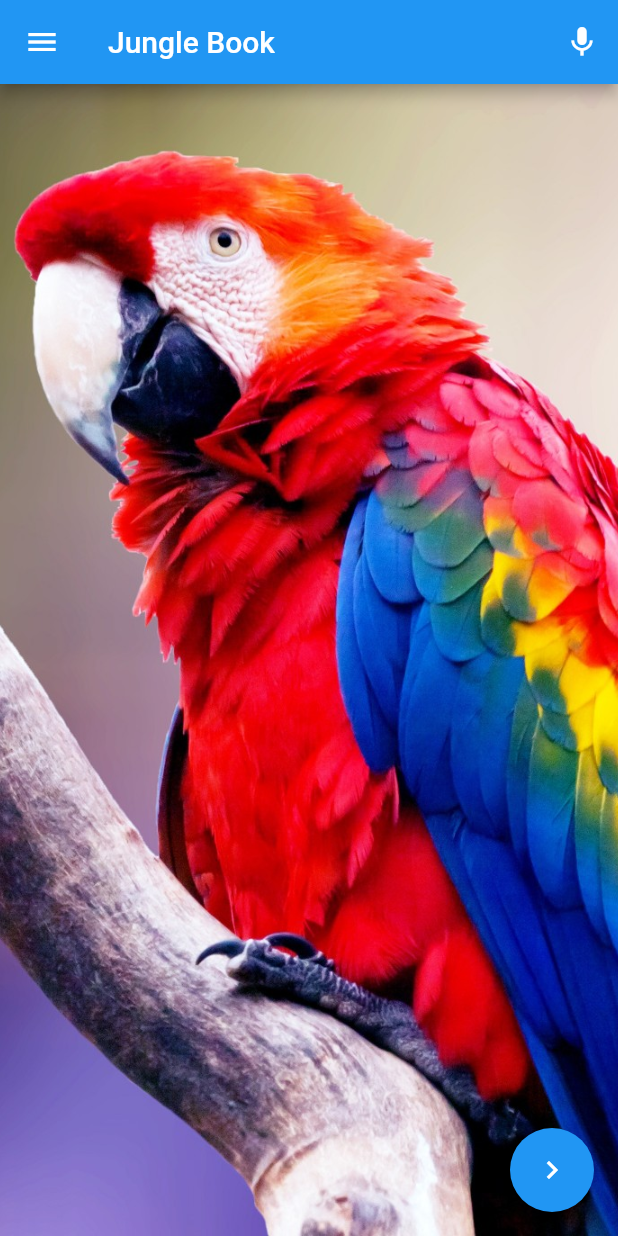
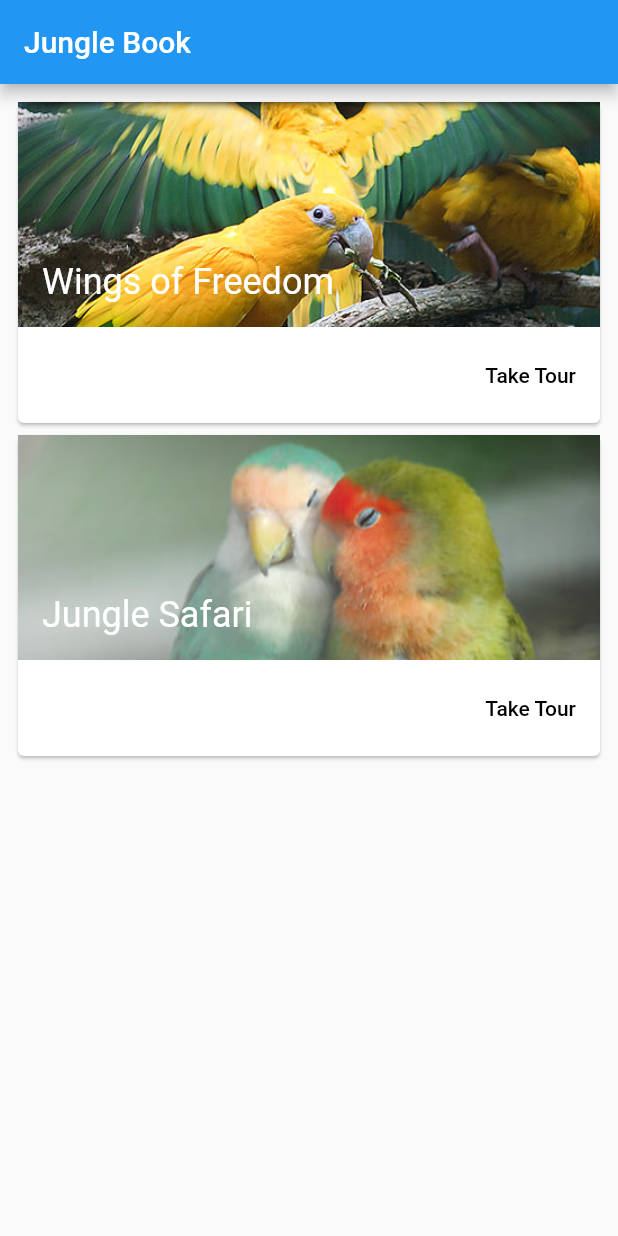
Before and after one commit to anuviswan/junglebook, a Flutter app: the screen it shows after launch, on a phone screen of 412 x 824 dp. Run offline on Flutter 3.47's test engine with Material 2 defaults, Android fonts, the phone set to English and light mode, and no system bars; our stand-ins replace audioplayers.

Commit message:
Updating Home PAge

```diff
--- a/src/jungle_book/lib/main.dart
+++ b/src/jungle_book/lib/main.dart
@@ -4,11 +4,125 @@ import 'dart:async';
 import 'package:audioplayers/audio_cache.dart';
 import 'package:audioplayers/audioplayers.dart';
 import 'appmenu.dart';
-import 'homepage.dart';
+import 'slideshow.dart';
 import 'pathmanager.dart';
 import 'BirdManager.dart';
 
-void main() => runApp(JungleBookApp());
+void main() => runApp(MaterialApp(home:new NewPage()));
+
+
+
+class NewPage extends StatelessWidget {
+  @override
+  Widget build(BuildContext context) {
+    return new Scaffold(
+      appBar: new AppBar(title: new Text('Jungle Book'),),
+      body: ListView(
+        padding: EdgeInsets.all(8.0),
+        children: <Widget>[
+          new Card(
+            color: Colors.white,
+            child: new Column(
+              children: <Widget>[
+                new SizedBox(
+                  height: 150.0,
+                  child: new Stack(
+                    children: <Widget>[
+                      Positioned.fill(child: Image.asset('home/birds.jpg',fit: BoxFit.cover,)),
+                      Positioned(
+                        bottom: 16.0,
+                        left:16.0,
+                        right:16.0,
+                        child: new FittedBox(
+                          fit: BoxFit.scaleDown,
+                          alignment: Alignment.centerLeft,
+                          child: new Text('Wings of Freedom',
+                          style: Theme.of(context).textTheme.headline.copyWith(color: Colors.white),),
+                        ),
+                      )
+                    ],
+                  ),
+
+                ),
+                ButtonTheme.bar(
+                  child: ButtonBar(
+                    alignment: MainAxisAlignment.end,
+                    children: <Widget>[
+                      new FlatButton(onPressed: (){}, child: new Text('Take Tour'))
+                    ],
+                  ),
+                )
+              ],
+            ),
+          ),
+
+      new Card(
+      color: Colors.white,
+      child: new Column(
+        children: <Widget>[
+          new SizedBox(
+            height: 150.0,
+            child: new Stack(
+              children: <Widget>[
+                Positioned.fill(child: Image.asset('home/birds.png',fit: BoxFit.cover,)),
+                Positioned(
+                  bottom: 16.0,
+                  left:16.0,
+                  right:16.0,
+                  child: new FittedBox(
+                    fit: BoxFit.scaleDown,
+                    alignment: Alignment.centerLeft,
+                    child: new Text('Jungle Safari',
+                      style: Theme.of(context).textTheme.headline.copyWith(color: Colors.white),),
+                  ),
+                )
+              ],
+            ),
+
+          ),
+          ButtonTheme.bar(
+            child: ButtonBar(
+              alignment: MainAxisAlignment.end,
+              children: <Widget>[
+                new FlatButton(onPressed: (){}, child: new Text('Take Tour'))
+              ],
+            ),
+          )
+        ],
+      ),
+    )
+        ],
+      )
+    );
+      /*new Center(child: new RaisedButton(child: new Text('Take Tour'), onPressed: (){
+        Navigator.push(
+          context,
+          MaterialPageRoute(builder: (context) => SecondRoute()),
+        );
+      },),),
+    );*/
+  }
+}
+
+class SecondRoute extends StatelessWidget {
+  @override
+  Widget build(BuildContext context) {
+    return Scaffold(
+      appBar: AppBar(
+        title: Text("Second Route"),
+      ),
+      body: Center(
+        child: RaisedButton(
+          onPressed: () {
+            Navigator.pop(context);
+          },
+          child: Text('Go back!'),
+        ),
+      ),
+    );
+  }
+}
+
 
 
 class JungleBookApp extends StatefulWidget {
@@ -56,7 +170,7 @@ class _JungleBookAppState extends State<JungleBookApp> {
         ),
         drawer: new AppMenu(),
         body: new GestureDetector(
-          child: new HomePage(animal: _currentAnimal),
+          child: new SlideShow(animal: _currentAnimal),
           onHorizontalDragEnd: (DragEndDetails details){
             stop();
             setState(() {
--- a/src/jungle_book/lib/homepage.dart
+++ b/src/jungle_book/lib/slideshow.dart
@@ -1,10 +1,10 @@
 import 'package:flutter/material.dart';
 import 'pathmanager.dart';
 
-class HomePage extends StatelessWidget {
+class SlideShow extends StatelessWidget {
   final String animal;
   final PathManager _pathManager = new PathManager();
-  HomePage({this.animal});
+  SlideShow({this.animal});
 
   @override
   Widget build(BuildContext context) {
--- a/src/jungle_book/pubspec.yaml
+++ b/src/jungle_book/pubspec.yaml
@@ -39,6 +39,7 @@ flutter:
   assets:
     - images/
     - assets/
+    - home/
 
   # For details regarding adding assets from package dependencies, see
   # https://flutter.dev/assets-and-images/#from-packages
```
Also changed, not shown: src/jungle_book/home/birds.jpg (added), src/jungle_book/home/birds.png (added).
